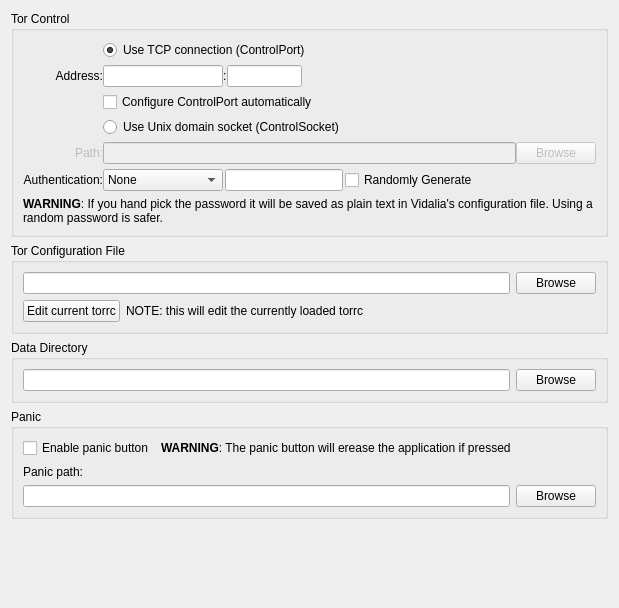
feroze/vidalia, file src/vidalia/config/AdvancedPage.ui: the form before one commit.
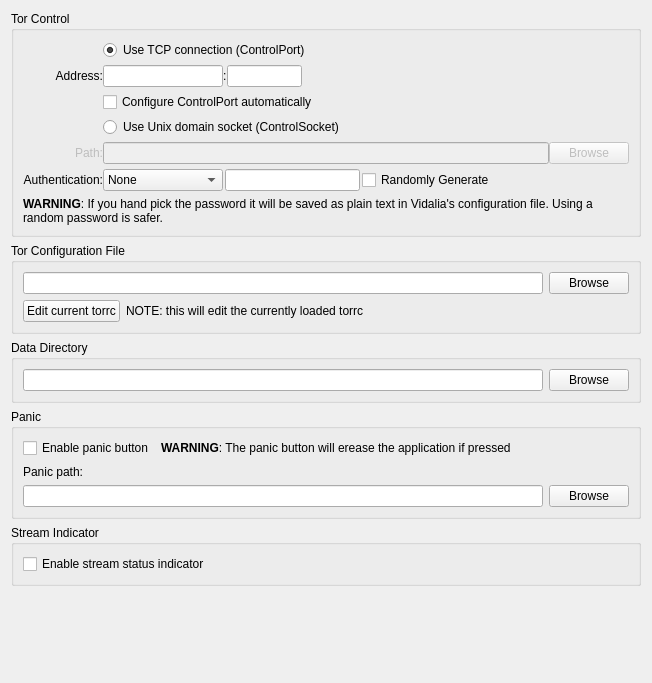
The form after the commit.

Commit message: Added streamstatus checkbox in UI

```diff
--- a/src/vidalia/config/AdvancedPage.ui
+++ b/src/vidalia/config/AdvancedPage.ui
@@ -6,8 +6,8 @@
    <rect>
     <x>0</x>
     <y>0</y>
-    <width>619</width>
-    <height>608</height>
+    <width>652</width>
+    <height>683</height>
    </rect>
   </property>
   <property name="contextMenuPolicy">
@@ -486,6 +486,25 @@
      </layout>
     </widget>
    </item>
+   <item>
+    <widget class="QGroupBox" name="grpStreamStatus">
+     <property name="contextMenuPolicy">
+      <enum>Qt::NoContextMenu</enum>
+     </property>
+     <property name="title">
+      <string>Stream Indicator</string>
+     </property>
+     <layout class="QGridLayout" name="gridLayout_4">
+      <item row="0" column="0">
+       <widget class="QCheckBox" name="chkEnableStream">
+        <property name="text">
+         <string>Enable stream status indicator</string>
+        </property>
+       </widget>
+      </item>
+     </layout>
+    </widget>
+   </item>
    <item>
     <spacer name="verticalSpacer">
      <property name="orientation">
```
